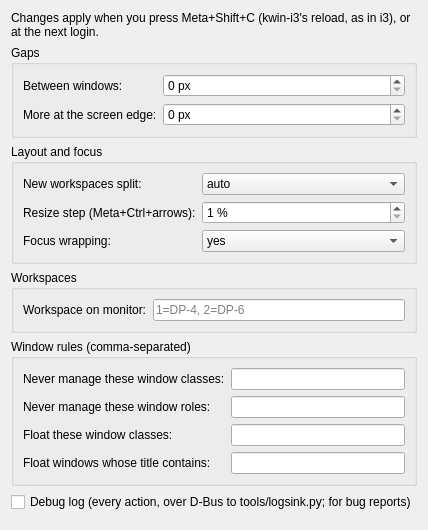
This is package/contents/ui/config.ui in grandpaul2/kwin-i3 as Qt 5 draws it before an edit. The edited form follows.
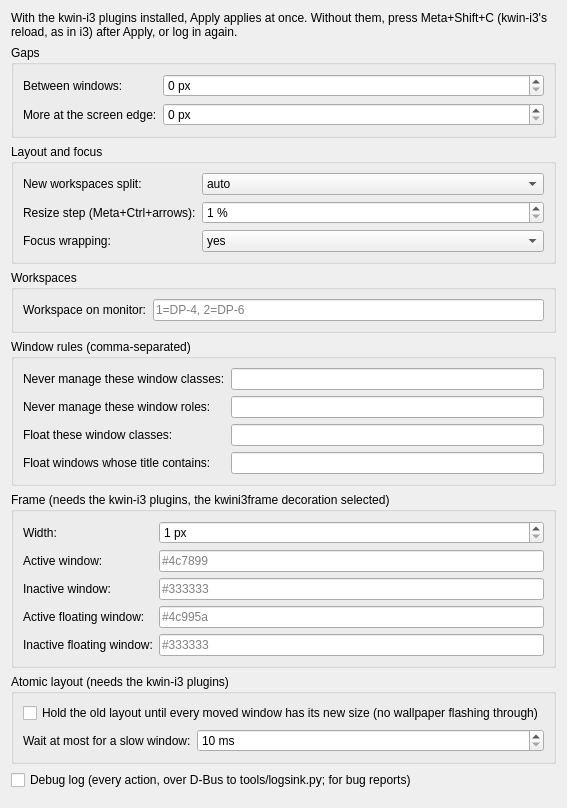
This is the edited form.

Commit message: Settings step (e): Apply applies, frame width, the plugins' keys in the form (docs/spec-settings.md; not live)

What changed in the file:
```diff
--- a/package/contents/ui/config.ui
+++ b/package/contents/ui/config.ui
@@ -8,7 +8,7 @@
    <item>
     <widget class="QLabel" name="applyHint">
      <property name="text">
-      <string>Changes apply when you press Meta+Shift+C (kwin-i3's reload, as in i3), or at the next login.</string>
+      <string>With the kwin-i3 plugins installed, Apply applies at once. Without them, press Meta+Shift+C (kwin-i3's reload, as in i3) after Apply, or log in again.</string>
      </property>
      <property name="wordWrap">
       <bool>true</bool>
@@ -237,6 +237,127 @@
      </layout>
     </widget>
    </item>
+   <item>
+    <widget class="QGroupBox" name="frameGroup">
+     <property name="title">
+      <string>Frame (needs the kwin-i3 plugins, the kwini3frame decoration selected)</string>
+     </property>
+     <layout class="QFormLayout" name="frameLayout">
+      <item row="0" column="0">
+       <widget class="QLabel" name="frameWidthLabel">
+        <property name="text">
+         <string>Width:</string>
+        </property>
+       </widget>
+      </item>
+      <item row="0" column="1">
+       <widget class="QSpinBox" name="kcfg_frameWidth">
+        <property name="suffix">
+         <string> px</string>
+        </property>
+        <property name="minimum">
+         <number>1</number>
+        </property>
+        <property name="maximum">
+         <number>10</number>
+        </property>
+       </widget>
+      </item>
+      <item row="1" column="0">
+       <widget class="QLabel" name="frameActiveLabel">
+        <property name="text">
+         <string>Active window:</string>
+        </property>
+       </widget>
+      </item>
+      <item row="1" column="1">
+       <widget class="QLineEdit" name="kcfg_frameActive">
+        <property name="placeholderText">
+         <string>#4c7899</string>
+        </property>
+       </widget>
+      </item>
+      <item row="2" column="0">
+       <widget class="QLabel" name="frameInactiveLabel">
+        <property name="text">
+         <string>Inactive window:</string>
+        </property>
+       </widget>
+      </item>
+      <item row="2" column="1">
+       <widget class="QLineEdit" name="kcfg_frameInactive">
+        <property name="placeholderText">
+         <string>#333333</string>
+        </property>
+       </widget>
+      </item>
+      <item row="3" column="0">
+       <widget class="QLabel" name="frameFloatingActiveLabel">
+        <property name="text">
+         <string>Active floating window:</string>
+        </property>
+       </widget>
+      </item>
+      <item row="3" column="1">
+       <widget class="QLineEdit" name="kcfg_frameFloatingActive">
+        <property name="placeholderText">
+         <string>#4c995a</string>
+        </property>
+       </widget>
+      </item>
+      <item row="4" column="0">
+       <widget class="QLabel" name="frameFloatingInactiveLabel">
+        <property name="text">
+         <string>Inactive floating window:</string>
+        </property>
+       </widget>
+      </item>
+      <item row="4" column="1">
+       <widget class="QLineEdit" name="kcfg_frameFloatingInactive">
+        <property name="placeholderText">
+         <string>#333333</string>
+        </property>
+       </widget>
+      </item>
+     </layout>
+    </widget>
+   </item>
+   <item>
+    <widget class="QGroupBox" name="holdGroup">
+     <property name="title">
+      <string>Atomic layout (needs the kwin-i3 plugins)</string>
+     </property>
+     <layout class="QFormLayout" name="holdLayout">
+      <item row="0" column="0" colspan="2">
+       <widget class="QCheckBox" name="kcfg_holdEnabled">
+        <property name="text">
+         <string>Hold the old layout until every moved window has its new size (no wallpaper flashing through)</string>
+        </property>
+       </widget>
+      </item>
+      <item row="1" column="0">
+       <widget class="QLabel" name="holdTimeoutMsLabel">
+        <property name="text">
+         <string>Wait at most for a slow window:</string>
+        </property>
+       </widget>
+      </item>
+      <item row="1" column="1">
+       <widget class="QSpinBox" name="kcfg_holdTimeoutMs">
+        <property name="suffix">
+         <string> ms</string>
+        </property>
+        <property name="minimum">
+         <number>10</number>
+        </property>
+        <property name="maximum">
+         <number>2000</number>
+        </property>
+       </widget>
+      </item>
+     </layout>
+    </widget>
+   </item>
    <item>
     <widget class="QCheckBox" name="kcfg_debugLog">
      <property name="text">
```
The commit also changes 25 other files.
